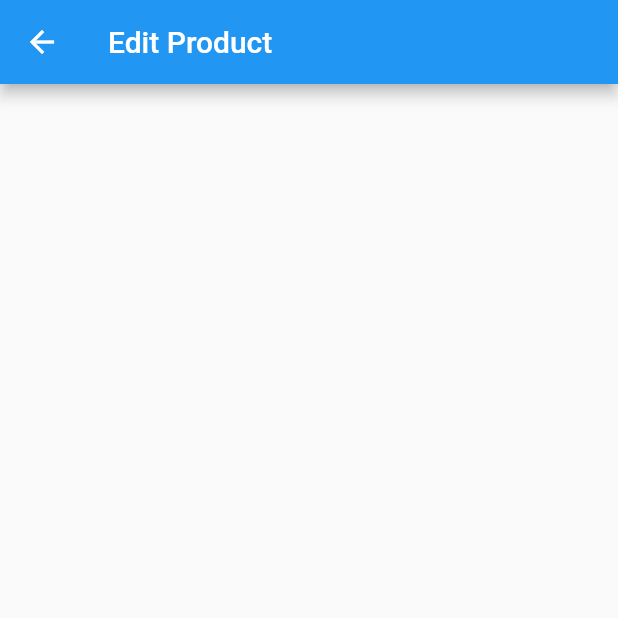
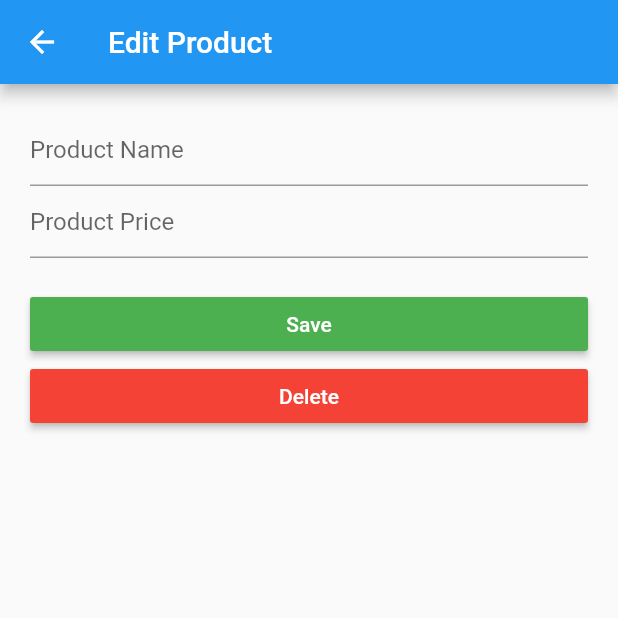
Before and after one commit to ayushsubedi/firestore_crud, a Flutter app: the EditProduct screen opened directly, on a phone screen of 412 x 824 dp, the top half of it. Run offline on Flutter 3.47's test engine with Material 2 defaults, Android fonts, the phone set to English and light mode, and no system bars.

Commit message:
create prover class, setter and getter

```diff
--- /dev/null
+++ b/lib/models/product.dart
@@ -0,0 +1,7 @@
+class Product {
+  final String productId;
+  final String productName;
+  final double productPrice;
+
+  Product(this.productId, this.productName, this.productPrice);
+}
--- /dev/null
+++ b/lib/providers/product_providers.dart
@@ -0,0 +1,21 @@
+import 'package:flutter/material.dart';
+
+class ProductProvider with ChangeNotifier {
+  String _name;
+  double _price;
+  String _productId;
+
+  String get name => _name;
+  double get price => _price;
+  String get productId => _productId;
+
+  changeName(String value) {
+    _name = value;
+    notifyListeners();
+  }
+
+  changePrice(String value) {
+    _price = double.parse(value);
+    notifyListeners();
+  }
+}
--- a/lib/screens/edit_product.dart
+++ b/lib/screens/edit_product.dart
@@ -9,7 +9,28 @@ class _EditProductState extends State<EditProduct> {
   @override
   Widget build(BuildContext context) {
     return Scaffold(
-      appBar: AppBar(title: Text("Edit Product")),
-    );
+        appBar: AppBar(title: Text("Edit Product")),
+        body: ListView(
+          padding: const EdgeInsets.all(20.0),
+          children: <Widget>[
+            TextField(
+              decoration: InputDecoration(hintText: 'Product Name'),
+            ),
+            TextField(
+              decoration: InputDecoration(hintText: 'Product Price'),
+            ),
+            SizedBox(height: 20),
+            RaisedButton(
+                color: Colors.green,
+                textColor: Colors.white,
+                child: Text('Save'),
+                onPressed: () {}),
+            RaisedButton(
+                color: Colors.red,
+                textColor: Colors.white,
+                child: Text('Delete'),
+                onPressed: () {})
+          ],
+        ));
   }
 }
```
